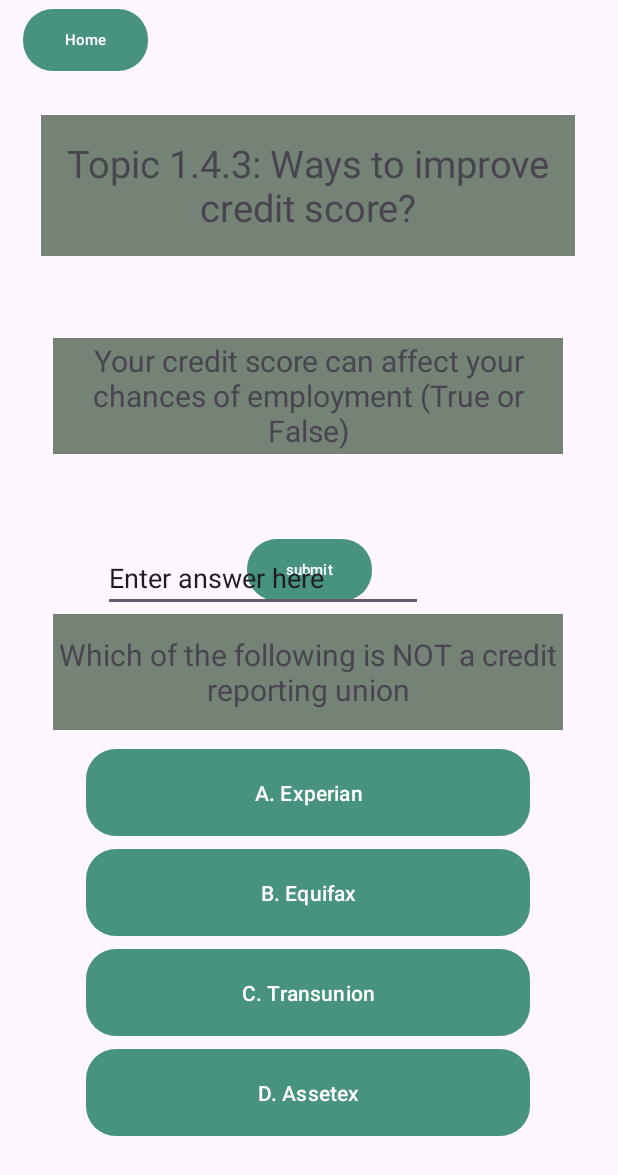
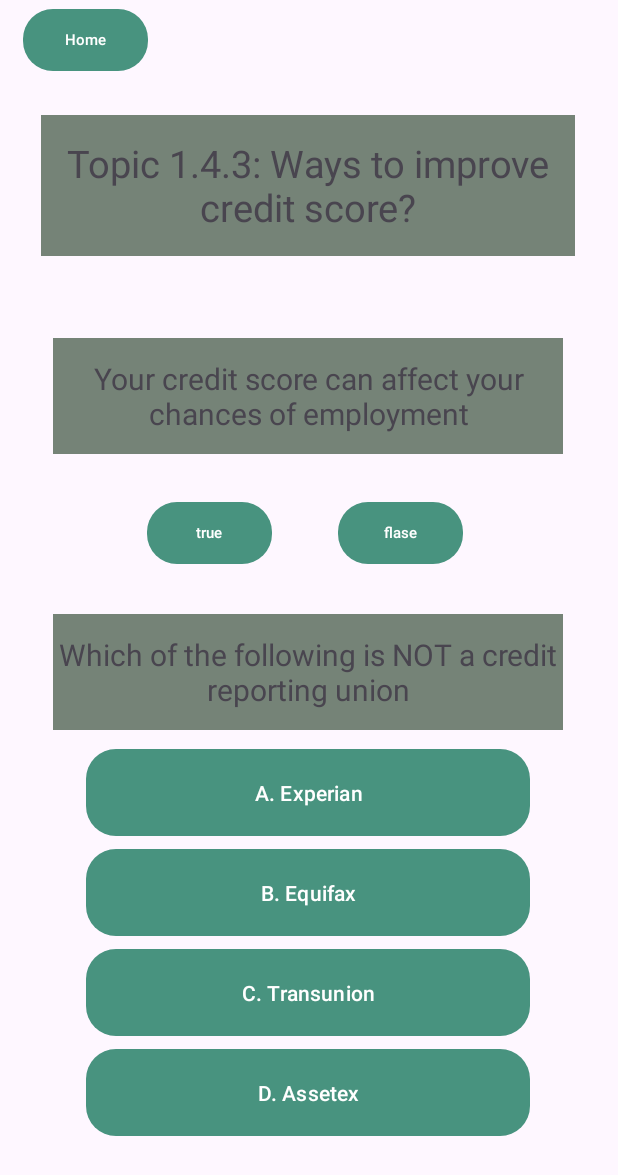
Before and after one commit to Sharkkk111/Ask_MainReal, an Android app built with Jetpack Compose: the layout quiz1_4_3.xml on its own in the app's theme, with its tools: preview values and no code run, on a phone screen of 412 x 824 dp. Shown: the top 1175 px of the screen. Run offline under Robolectric (Android 15) with nearby library versions, the phone set to English and light mode, and no system bars.

Commit message:
Final quizzes, except for the edit text answers are still samples

```diff
--- a/app/src/main/res/layout/quiz1_4_2.xml
+++ b/app/src/main/res/layout/quiz1_4_2.xml
@@ -148,7 +148,7 @@
         android:layout_width="296dp"
         android:layout_height="58dp"
         android:background="@drawable/green_btn"
-        android:text="D. Nothing"
+        android:text="D. All of the above."
         android:theme="@style/Button.Green"
         app:backgroundTint="@color/green"
         app:layout_constraintBottom_toBottomOf="parent"
--- a/app/src/main/res/layout/quiz1_4_3.xml
+++ b/app/src/main/res/layout/quiz1_4_3.xml
@@ -23,22 +23,6 @@
         app:layout_constraintVertical_bias="0.008" />
 
 
-    <Button
-        android:id="@+id/enter"
-        android:layout_width="83dp"
-        android:layout_height="41dp"
-        android:background="@drawable/green_btn"
-        android:text="submit"
-        android:textSize="10sp"
-        android:theme="@style/Button.Green"
-        app:backgroundTint="@color/green"
-        app:layout_constraintBottom_toBottomOf="parent"
-        app:layout_constraintEnd_toEndOf="parent"
-        app:layout_constraintStart_toStartOf="parent"
-        app:layout_constraintTop_toTopOf="parent"
-        app:layout_constraintVertical_bias="0.459" />
-
-
     <TextView
         android:id="@+id/textView01"
         android:layout_width="356dp"
@@ -61,7 +45,7 @@
         android:layout_height="77dp"
         android:background="@drawable/box"
         android:gravity="center"
-        android:text="Your credit score can affect your chances of employment (True or False)"
+        android:text="Your credit score can affect your chances of employment"
         android:textSize="20dp"
         app:layout_constraintBottom_toBottomOf="parent"
         app:layout_constraintEnd_toEndOf="parent"
@@ -70,6 +54,38 @@
         app:layout_constraintTop_toTopOf="parent"
         app:layout_constraintVertical_bias="0.302" />
 
+    <Button
+        android:id="@+id/true1"
+        android:layout_width="83dp"
+        android:layout_height="41dp"
+        android:background="@drawable/green_btn"
+        android:text="true"
+        android:textSize="10sp"
+        android:theme="@style/Button.Green"
+        app:backgroundTint="@color/green"
+        app:layout_constraintBottom_toBottomOf="parent"
+        app:layout_constraintEnd_toEndOf="parent"
+        app:layout_constraintHorizontal_bias="0.298"
+        app:layout_constraintStart_toStartOf="parent"
+        app:layout_constraintTop_toTopOf="parent"
+        app:layout_constraintVertical_bias="0.428" />
+
+
+    <Button
+        android:id="@+id/false1"
+        android:layout_width="83dp"
+        android:layout_height="41dp"
+        android:background="@drawable/green_btn"
+        android:text="flase"
+        android:textSize="10sp"
+        android:theme="@style/Button.Green"
+        app:backgroundTint="@color/green"
+        app:layout_constraintBottom_toBottomOf="parent"
+        app:layout_constraintEnd_toEndOf="parent"
+        app:layout_constraintHorizontal_bias="0.685"
+        app:layout_constraintStart_toStartOf="parent"
+        app:layout_constraintTop_toTopOf="parent"
+        app:layout_constraintVertical_bias="0.428" />
 
     <TextView
         android:id="@+id/textView03"
@@ -151,23 +167,4 @@
         app:layout_constraintVertical_bias="0.913" />
 
 
-    <EditText
-        android:id="@+id/editText"
-        android:layout_width="wrap_content"
-        android:layout_height="wrap_content"
-        android:layout_marginStart="80dp"
-        android:layout_marginTop="270dp"
-        android:layout_marginEnd="130dp"
-        android:layout_marginBottom="416dp"
-        android:ems="10"
-        android:inputType="text"
-        android:text="@string/enter_answer"
-        app:layout_constraintBottom_toBottomOf="parent"
-        app:layout_constraintEnd_toEndOf="parent"
-        app:layout_constraintHorizontal_bias="1.0"
-        app:layout_constraintStart_toStartOf="parent"
-        app:layout_constraintTop_toTopOf="parent"
-        app:layout_constraintVertical_bias="1.0" />
-
-
 </androidx.constraintlayout.widget.ConstraintLayout>
```
Also changed, not shown: app/src/main/java/com/example/ask_mainreal/Quiz_1_4_2.java (+54 -11 lines), app/src/main/java/com/example/ask_mainreal/Quiz_1_4_3.java (+75 -3 lines).
